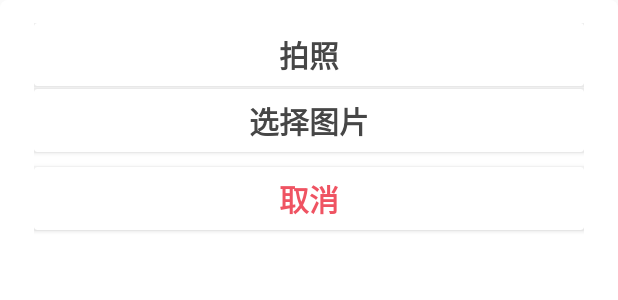
After one commit to jiwenjie/CurriculumForAndroid, an Android app: the layout bottom_camera_or_image.xml on its own in the app's theme, with its tools: preview values and no code run, on a phone screen of 412 x 824 dp. The commit adds this screen. Shown: the top 300 px of the screen. Run offline under Robolectric (Android 15) with nearby library versions, the phone set to English and light mode, and no system bars; network calls fail.

```diff
--- a/app/src/main/java/com/example/root/curriculum/bean/Users.java
+++ b/app/src/main/java/com/example/root/curriculum/bean/Users.java
@@ -8,6 +8,7 @@ import com.example.root.curriculum.App;
 import com.example.root.curriculum.R;
 import com.example.root.curriculum.util.JsonThread;
 import com.example.root.curriculum.util.NetWorkUtil;
+import com.example.root.curriculum.util.UtilGetIp;
 
 import java.io.Serializable;
 import java.security.MessageDigest;
@@ -43,7 +44,7 @@ public class Users implements Serializable {
         this.password = password;
         //http://192.168.1.111:3000/json
         String urlStr = resources.getString(R.string.server_url) + "?username=" + username + "&password=" + this.password;
-//        String urlStr = "http://" + NetWorkUtil.getIP(App.getInstance()) + "/json" + "?username=" + username + "&password=" + this.password;
+//        String urlStr = "http://" + UtilGetIp.getIpAddress(App.getInstance()) + "/json" + "?username=" + username + "&password=" + this.password;
         if (register) {
             urlStr += "&register";
         }
--- /dev/null
+++ b/app/src/main/res/layout/bottom_camera_or_image.xml
@@ -0,0 +1,70 @@
+<?xml version="1.0" encoding="utf-8"?>
+<LinearLayout
+    xmlns:android="http://schemas.android.com/apk/res/android"
+    android:layout_width="match_parent"
+    android:layout_height="300dp"
+    android:background="@drawable/background"
+    android:orientation="vertical"
+    android:paddingBottom="15dp"
+    android:paddingLeft="22.5dp"
+    android:paddingRight="22.5dp"
+    android:paddingTop="15dp">
+
+
+    <android.support.v7.widget.CardView
+        android:id="@+id/selected_cameral"
+        android:layout_width="match_parent"
+        android:layout_height="42dp">
+
+        <TextView
+            android:text="拍照"
+            android:textSize="20dp"
+            android:gravity="center"
+            android:textStyle="bold"
+            android:textColor="@color/text0"
+            android:layout_width="match_parent"
+            android:layout_height="match_parent" />
+
+    </android.support.v7.widget.CardView>
+
+    <View
+        android:layout_width="match_parent"
+        android:layout_height="2dp" />
+
+    <android.support.v7.widget.CardView
+        android:id="@+id/select_image"
+        android:layout_width="match_parent"
+        android:layout_height="42dp">
+
+        <TextView
+            android:text="选择图片"
+            android:textSize="20dp"
+            android:gravity="center"
+            android:textStyle="bold"
+            android:textColor="@color/text0"
+            android:layout_width="match_parent"
+            android:layout_height="match_parent" />
+
+    </android.support.v7.widget.CardView>
+
+    <View
+        android:layout_width="match_parent"
+        android:layout_height="10dp" />
+
+    <android.support.v7.widget.CardView
+        android:id="@+id/btn_cancel"
+        android:layout_width="match_parent"
+        android:layout_height="42dp" >
+
+        <TextView
+            android:text="取消"
+            android:textSize="20dp"
+            android:gravity="center"
+            android:textStyle="bold"
+            android:textColor="@color/colorAccent"
+            android:layout_width="match_parent"
+            android:layout_height="match_parent" />
+
+    </android.support.v7.widget.CardView>
+
+</LinearLayout>
```
Also changed, not shown: app/src/main/java/com/example/root/curriculum/activity/AboutMyTeamActivity.java (+54 -0 lines), app/src/main/java/com/example/root/curriculum/fragment/MineFragment.java (+87 -2 lines), app/src/main/java/com/example/root/curriculum/util/UtilGetIp.java (added, +67 -0 lines), 2 other files.
